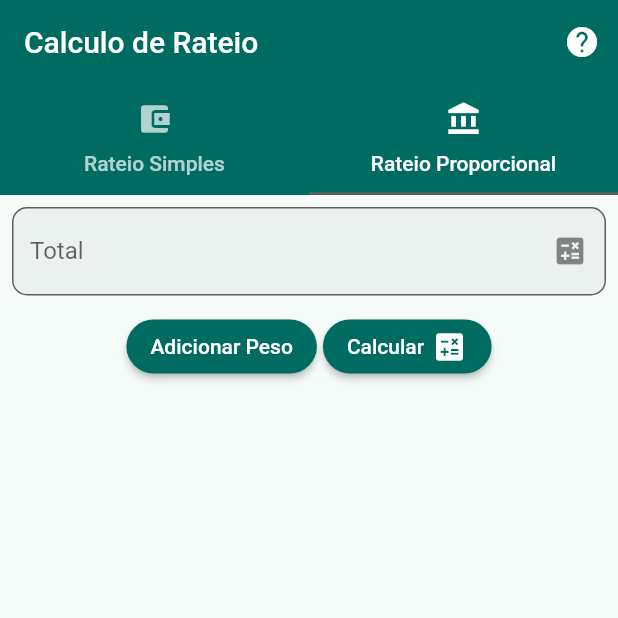
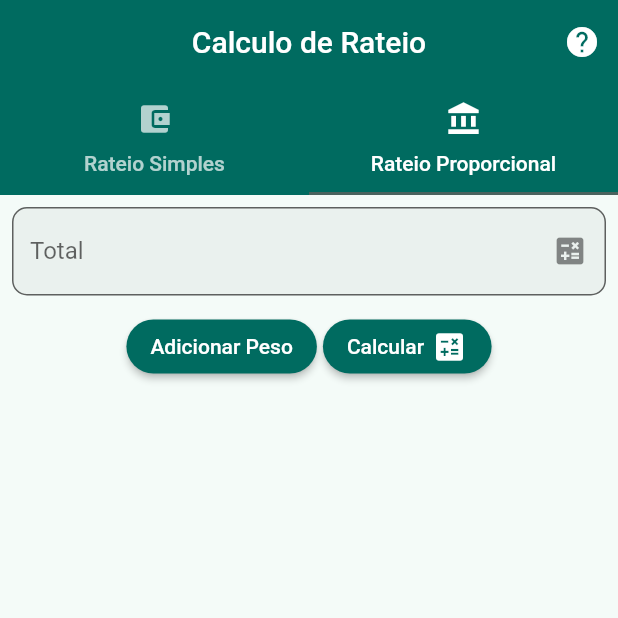
Before and after one commit to ronaldojr1804/rateioapp, a Flutter app: the screen it shows after launch, tab 2 chosen, on a phone screen of 412 x 824 dp, the top half of it. Run offline on Flutter 3.47's test engine with Material 2 defaults, Android fonts, the light colour scheme and no system bars; our stand-ins replace flex_color_scheme, syncfusion_flutter_charts; missing offline and left inert: animated_snack_bar.

Commit message:
commit - icons

```diff
--- a/lib/main.dart
+++ b/lib/main.dart
@@ -52,14 +52,14 @@ class MyApp extends StatelessWidget {
       ),
       darkTheme: FlexThemeData.dark(
         colors: const FlexSchemeColor(
-          primary: Color(0xff9fc9ff),
-          primaryContainer: Color(0xff00325b),
-          secondary: Color(0xffffb59d),
-          secondaryContainer: Color(0xff872100),
-          tertiary: Color(0xff86d2e1),
-          tertiaryContainer: Color(0xff004e59),
-          appBarColor: Color(0xff872100),
-          error: Color(0xffcf6679),
+          primary: Color(0xff00ae9d),
+          primaryContainer: Color(0xff003641),
+          secondary: Color(0xff7db61c),
+          secondaryContainer: Color(0xff49479d),
+          tertiary: Color(0xffc9d200),
+          tertiaryContainer: Color(0xffc9d200),
+          appBarColor: Color(0xff00ae9d),
+          error: Color(0xffb00020),
         ),
         surfaceMode: FlexSurfaceMode.levelSurfacesLowScaffold,
         blendLevel: 13,
--- a/lib/src/pages/home/homepage.dart
+++ b/lib/src/pages/home/homepage.dart
@@ -24,6 +24,7 @@ class _HomePageState extends State<HomePage> {
       child: Scaffold(
         appBar: AppBar(
           title: const Text('Calculo de Rateio'),
+          centerTitle: true,
           actions: [
             IconButton(
                 onPressed: () {
@@ -198,17 +199,16 @@ class _HomePageState extends State<HomePage> {
               Expanded(
                 child: SingleChildScrollView(
                   child: Wrap(
+                    spacing: 4,
+                    runSpacing: 4,
                     runAlignment: WrapAlignment.start,
                     crossAxisAlignment: WrapCrossAlignment.start,
                     alignment: WrapAlignment.start,
                     children: List.generate(
                       rateioProporcional.pesos.length,
-                      (index) => Padding(
-                        padding: const EdgeInsets.all(6),
-                        child: SizedBox(
-                          width: 220,
-                          child: PesoTextField(index),
-                        ),
+                      (index) => SizedBox(
+                        width: 150,
+                        child: PesoTextField(index),
                       ),
                     ),
                   ),
```
Also changed, not shown: pubspec.yaml (+20 -8 lines), assets/icon/icon.png (added), 50 other files.
